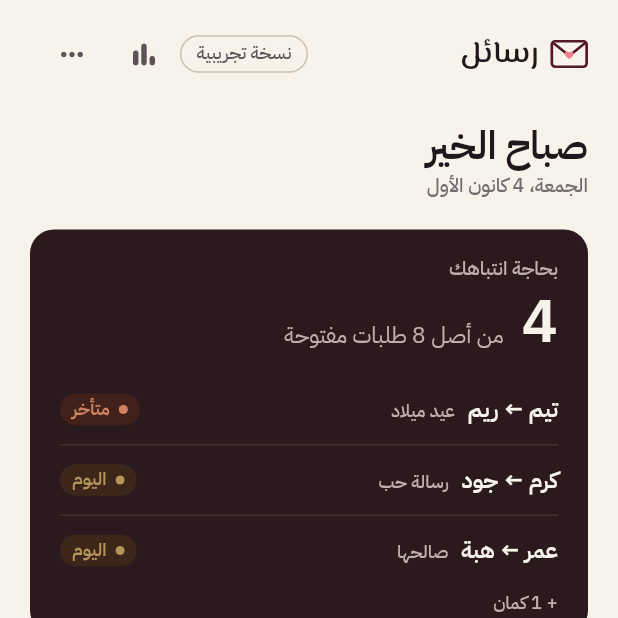
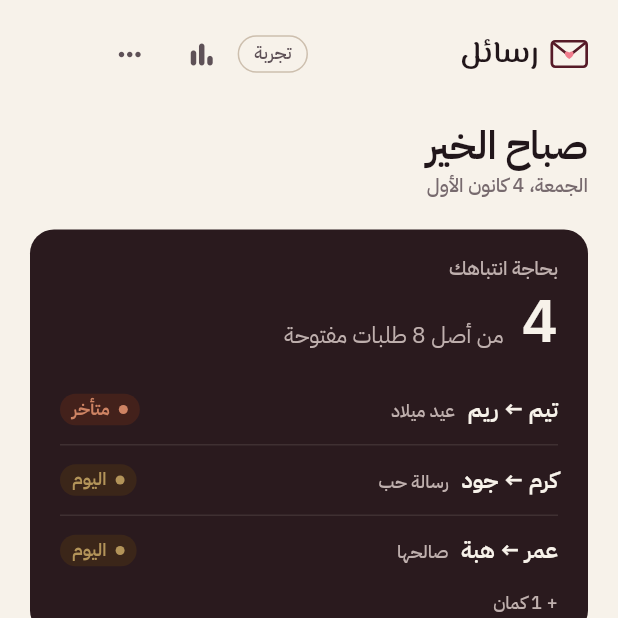
Before and after one commit to samer-aljammal/rasael-orders, a Flutter app: the screen it shows after launch, after a tap on "افتح النسخة التجريبية", on a phone screen of 412 x 824 dp, the top half of it. Run offline on Flutter 3.47's test engine with Material 3 defaults, Android fonts, the phone set to English and light mode, and no system bars; our stand-ins replace equatable, flutter_bloc, get_it, go_router, supabase_flutter; accounts and stored records are empty.

Commit message:
Shorter demo tag so it never truncates on narrow web screens

```diff
--- a/lib/features/orders/presentation/orders_screen.dart
+++ b/lib/features/orders/presentation/orders_screen.dart
@@ -168,7 +168,9 @@ class _TopBar extends StatelessWidget {
                   borderRadius: BorderRadius.circular(AppRadius.pill),
                 ),
                 child: Text(
-                  'نسخة تجريبية',
+                  // Short on purpose: it shares the bar with the wordmark and
+                  // two buttons, and was truncated at 375px on the web.
+                  'تجربة',
                   maxLines: 1,
                   overflow: TextOverflow.ellipsis,
                   style: AppType.caption.copyWith(color: c.inkSecondary),
```
Also changed, not shown: 1 other file.
